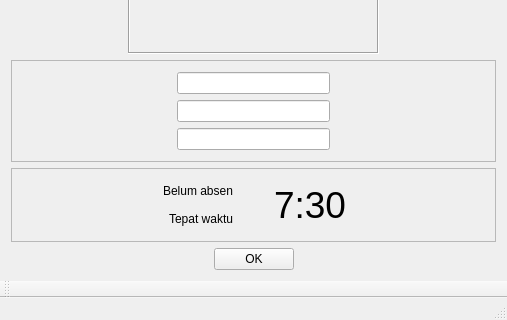
baddwin/qt-presensi, file presensi.ui: the form before one commit; both pictures show x 0 to 507 and y 177 to 497 of the 507 by 497 pixel window.
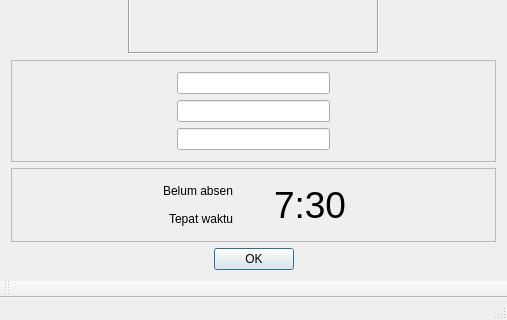
The form after the commit.

Commit message: Memindahkan fungsi hasil pembacaan barcode

Patch:
```diff
--- a/presensi.ui
+++ b/presensi.ui
@@ -243,6 +243,12 @@
       <property name="text">
        <string>OK</string>
       </property>
+      <property name="autoDefault">
+       <bool>true</bool>
+      </property>
+      <property name="default">
+       <bool>true</bool>
+      </property>
      </widget>
     </item>
     <item row="3" column="3" colspan="2">
```
Left out of the diff: 19 changed lines with no effect on the pictures. The commit also changes 2 other files.
